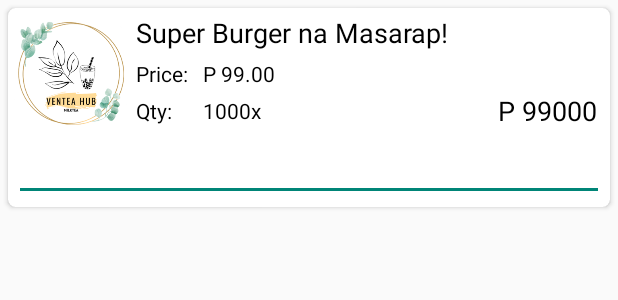
After one commit to matanorlino/venteahub, an Android app: the layout fragment_order_view_product.xml on its own in the app's theme, with its tools: preview values and no code run, on a phone screen of 412 x 824 dp. The commit adds this screen. Shown: the top 300 px of the screen. Run offline under Robolectric (Android 15) with nearby library versions, the phone set to English and light mode, and no system bars; network calls fail.

Commit message:
Added View Ordered Products Activity

```diff
--- /dev/null
+++ b/src/app/src/main/res/layout/fragment_order_view_product.xml
@@ -0,0 +1,110 @@
+<?xml version="1.0" encoding="utf-8"?>
+<androidx.cardview.widget.CardView xmlns:android="http://schemas.android.com/apk/res/android"
+    xmlns:app="http://schemas.android.com/apk/res-auto"
+    xmlns:tools="http://schemas.android.com/tools"
+    android:layout_width="match_parent"
+    android:layout_height="wrap_content"
+    android:layout_margin="5dp"
+    app:cardCornerRadius="5dp">
+
+    <androidx.constraintlayout.widget.ConstraintLayout
+        android:layout_width="match_parent"
+        android:layout_height="match_parent"
+        android:padding="4dp">
+
+        <TextView
+            android:id="@+id/txtOrderViewProductName"
+            android:layout_width="wrap_content"
+            android:layout_height="wrap_content"
+
+            android:text="Super Burger na Masarap!"
+            android:textColor="#000000"
+            android:textSize="18sp"
+            app:layout_constraintEnd_toEndOf="parent"
+            app:layout_constraintHorizontal_bias="0.035"
+            app:layout_constraintStart_toEndOf="@+id/imgOrderViewProduct"
+            app:layout_constraintTop_toTopOf="parent" />
+
+        <TextView
+            android:id="@+id/textView3"
+            android:layout_width="wrap_content"
+            android:layout_height="wrap_content"
+            android:layout_marginTop="5dp"
+            android:text="@string/prompt_price"
+            android:textColor="#000000"
+            app:layout_constraintStart_toStartOf="@+id/txtOrderViewProductName"
+            app:layout_constraintTop_toBottomOf="@+id/txtOrderViewProductName" />
+
+        <TextView
+            android:id="@+id/txtOrderViewPrice"
+            android:layout_width="wrap_content"
+            android:layout_height="wrap_content"
+            android:text="P 99.00"
+            android:textColor="#000000"
+            app:layout_constraintBottom_toBottomOf="@+id/textView3"
+            app:layout_constraintEnd_toEndOf="parent"
+            app:layout_constraintHorizontal_bias="0.044"
+            app:layout_constraintStart_toEndOf="@+id/textView3"
+            app:layout_constraintTop_toTopOf="@+id/textView3"
+            app:layout_constraintVertical_bias="1.0" />
+
+        <TextView
+            android:id="@+id/txtOrderViewQty"
+            android:layout_width="wrap_content"
+            android:layout_height="wrap_content"
+            android:text="1000x"
+            android:textColor="#000000"
+            app:layout_constraintBottom_toBottomOf="@+id/textView4"
+            app:layout_constraintEnd_toEndOf="parent"
+            app:layout_constraintHorizontal_bias="0.0"
+            app:layout_constraintStart_toStartOf="@+id/txtOrderViewPrice"
+            app:layout_constraintTop_toBottomOf="@+id/textView3"
+            app:layout_constraintVertical_bias="1.0" />
+
+        <TextView
+            android:id="@+id/textView4"
+            android:layout_width="wrap_content"
+            android:layout_height="wrap_content"
+
+            android:text="@string/prompt_qty"
+            android:textColor="#000000"
+            app:layout_constraintBottom_toTopOf="@+id/txtOrderViewRequest"
+            app:layout_constraintStart_toStartOf="@+id/textView3"
+            app:layout_constraintTop_toBottomOf="@+id/textView3" />
+
+        <TextView
+            android:id="@+id/txtOrderViewSubTotal"
+            android:layout_width="wrap_content"
+            android:layout_height="wrap_content"
+            android:layout_marginTop="52dp"
+            android:text="P 99000 "
+            android:textAlignment="viewEnd"
+            android:textColor="#000000"
+            android:textSize="18sp"
+            app:layout_constraintEnd_toEndOf="parent"
+            app:layout_constraintHorizontal_bias="1.0"
+            app:layout_constraintStart_toEndOf="@+id/txtOrderViewQty"
+            app:layout_constraintTop_toTopOf="parent" />
+
+        <ImageView
+            android:id="@+id/imgOrderViewProduct"
+            android:layout_width="77dp"
+            android:layout_height="79dp"
+            app:layout_constraintBottom_toTopOf="@+id/txtOrderViewRequest"
+            app:layout_constraintStart_toStartOf="parent"
+            app:layout_constraintTop_toTopOf="parent"
+            app:srcCompat="@mipmap/app_logo" />
+
+        <EditText
+            android:id="@+id/txtOrderViewRequest"
+            android:layout_width="0dp"
+            android:layout_height="wrap_content"
+            android:editable="false"
+            android:ems="10"
+            android:gravity="start|top"
+            android:inputType="textMultiLine"
+            app:layout_constraintBottom_toBottomOf="parent"
+            app:layout_constraintEnd_toEndOf="parent"
+            app:layout_constraintStart_toStartOf="parent" />
+    </androidx.constraintlayout.widget.ConstraintLayout>
+</androidx.cardview.widget.CardView>
--- a/src/app/src/main/res/values/strings.xml
+++ b/src/app/src/main/res/values/strings.xml
@@ -44,5 +44,8 @@
     <!-- String related to driver's order list -->
     <string name="action_view_order">View Order</string>
     <string name="action_accept_order">Accept</string>
+    <string name="action_close">Close</string>
+    <string name="prompt_price">Price:</string>
+    <string name="prompt_qty">Qty:</string>
 
 </resources>
```
Also changed, not shown: src/app/src/main/AndroidManifest.xml (+10 -8 lines), src/app/src/main/java/com/dehaja/venteahubmilktea/ui/driver/OrderAdapter.java (+5 -2 lines), src/app/src/main/java/com/dehaja/venteahubmilktea/ui/driver/OrderViewActivity.java (added, +15 -0 lines), src/app/src/main/res/layout/activity_order_view.xml (added, +82 -0 lines).
